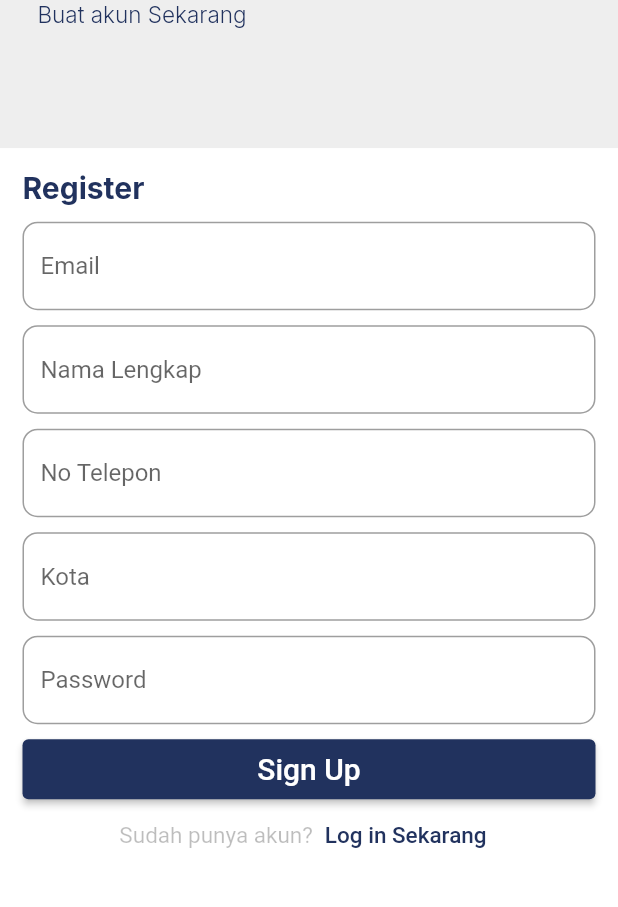
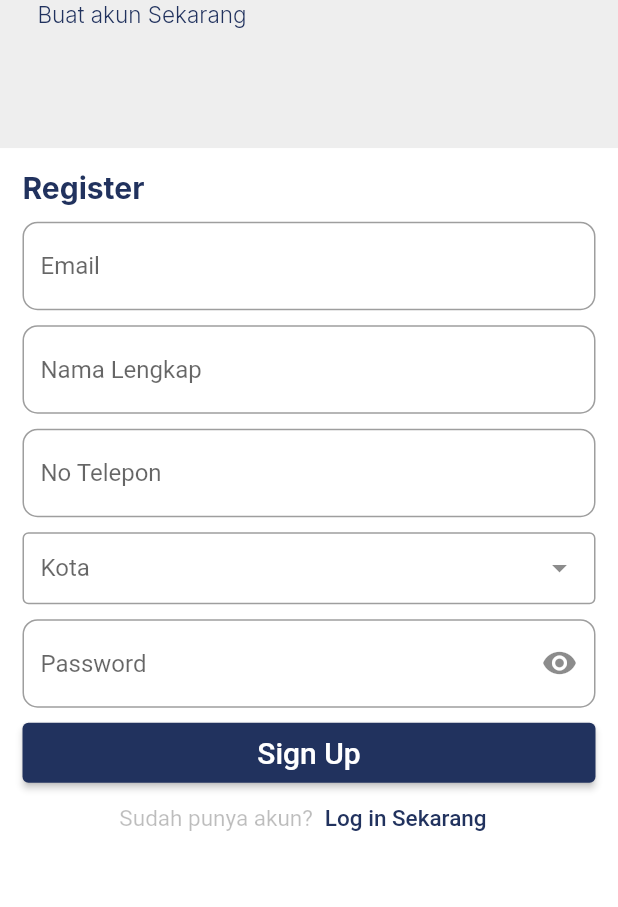
Before and after one commit to frdynm/sewamotor, a Flutter app: the RegisterView screen opened by its route, after a tap on "Log in Sekarang", after a tap on "Daftar Sekarang", on a phone screen of 412 x 824 dp, the part 99-1006 px from its top. Run offline on Flutter 3.47's test engine with Material 2 defaults, Android fonts, the phone set to English and light mode, and no system bars; drawn by our look-alikes of dropdown_search; our stand-ins replace get, google_fonts.

Commit message:
update 16 febuari

```diff
--- a/lib/app/modules/intro/views/intro_view.dart
+++ b/lib/app/modules/intro/views/intro_view.dart
@@ -61,7 +61,7 @@ class IntroView extends GetView<IntroController> {
               InkWell(
                 onTap: () {
                   print("Mulai sekarang di klik");
-                  Get.to(LoginView());
+                  Get.off(LoginView());
                 },
                 child: Container(
                   width: Get.width * 0.5,
--- a/lib/app/modules/login/views/login_view.dart
+++ b/lib/app/modules/login/views/login_view.dart
@@ -7,6 +7,7 @@ import 'package:sewamotor/warna.dart';
 import '../controllers/login_controller.dart';
 
 class LoginView extends GetView<LoginController> {
+  final LoginC = Get.put(LoginController());
   @override
   Widget build(BuildContext context) {
     return Scaffold(
@@ -67,6 +68,7 @@ class LoginView extends GetView<LoginController> {
                   ),
                   SizedBox(height: 10),
                   TextFormField(
+                    controller: LoginC.emailC,
                     decoration: InputDecoration(
                         // focusedborder == ketika di klik nanti mau di apain si outline nya
                         focusedBorder: OutlineInputBorder(
@@ -81,8 +83,13 @@ class LoginView extends GetView<LoginController> {
                   SizedBox(
                     height: 15,
                   ),
-                  TextFormField(
+                  Obx(() => TextFormField(
+                        obscureText: LoginC.isHiden.value,
+                        controller: LoginC.PasswordC,
                         decoration: InputDecoration(
+                            suffixIcon: IconButton(
+                                onPressed: () => LoginC.isHiden.toggle(),
+                                icon: Icon(Icons.remove_red_eye)),
                             // focusedborder == ketika di klik nanti mau di apain si outline nya
                             focusedBorder: OutlineInputBorder(
                                 borderSide: BorderSide(
@@ -92,7 +99,7 @@ class LoginView extends GetView<LoginController> {
                             border: OutlineInputBorder(
                                 borderRadius:
                                     BorderRadius.all(Radius.circular(10)))),
-                  ),
+                      )),
                   SizedBox(
                     height: 10,
                   ),
--- a/lib/app/modules/register/controllers/register_controller.dart
+++ b/lib/app/modules/register/controllers/register_controller.dart
@@ -1,20 +1,11 @@
+import 'package:flutter/material.dart';
 import 'package:get/get.dart';
 
 class RegisterController extends GetxController {
-  //TODO: Implement RegisterController
-
-  final count = 0.obs;
-  @override
-  void onInit() {
-    super.onInit();
-  }
-
-  @override
-  void onReady() {
-    super.onReady();
-  }
-
-  @override
-  void onClose() {}
-  void increment() => count.value++;
+  TextEditingController emailC = TextEditingController();
+  TextEditingController NamaLengkapC = TextEditingController();
+  TextEditingController NoteleponeC = TextEditingController();
+  TextEditingController KotaC = TextEditingController();
+  TextEditingController PasswordC = TextEditingController();
+  RxBool isHiden = true.obs;
 }
--- a/lib/app/modules/register/views/register_view.dart
+++ b/lib/app/modules/register/views/register_view.dart
@@ -1,3 +1,4 @@
+import 'package:dropdown_search/dropdown_search.dart';
 import 'package:flutter/material.dart';
 
 import 'package:get/get.dart';
@@ -8,6 +9,7 @@ import 'package:sewamotor/warna.dart';
 import '../controllers/register_controller.dart';
 
 class RegisterView extends GetView<RegisterController> {
+  final RegisterC = Get.put(RegisterController());
   @override
   Widget build(BuildContext context) {
     return Scaffold(
@@ -68,6 +70,7 @@ class RegisterView extends GetView<RegisterController> {
                   ),
                   SizedBox(height: 10),
                   TextFormField(
+                    controller: RegisterC.emailC,
                     decoration: InputDecoration(
                         // focusedborder == ketika di klik nanti mau di apain si outline nya
                         focusedBorder: OutlineInputBorder(
@@ -83,6 +86,7 @@ class RegisterView extends GetView<RegisterController> {
                     height: 10,
                   ),
                   TextFormField(
+                    controller: RegisterC.NamaLengkapC,
                     decoration: InputDecoration(
                         // focusedborder == ketika di klik nanti mau di apain si outline nya
                         focusedBorder: OutlineInputBorder(
@@ -99,6 +103,8 @@ class RegisterView extends GetView<RegisterController> {
                   ),
 
                   TextFormField(
+                    keyboardType: TextInputType.phone,
+                    controller: RegisterC.NoteleponeC,
                     decoration: InputDecoration(
                         // focusedborder == ketika di klik nanti mau di apain si outline nya
                         focusedBorder: OutlineInputBorder(
@@ -114,23 +120,41 @@ class RegisterView extends GetView<RegisterController> {
                     height: 10,
                   ),
 
-                  TextFormField(
-                    decoration: InputDecoration(
-                        // focusedborder == ketika di klik nanti mau di apain si outline nya
-                        focusedBorder: OutlineInputBorder(
-                            borderSide: BorderSide(
-                                color: Color(warna.mainColor), width: 1.0)),
-                        labelStyle: TextStyle(color: Colors.black),
-                        hintText: "Kota",
-                        border: OutlineInputBorder(
-                            borderRadius:
-                                BorderRadius.all(Radius.circular(10)))),
-                  ),
+                  DropdownSearch<String>(
+                      mode: Mode.MENU,
+                      items: [
+                        "Kota Bandung",
+                        "Kota Cimahi",
+                        "Kabupaten Bandung Barat",
+                        "Kabupaten Bandung Selatan"
+                            "Kabupaten Cimahi"
+                      ],
+                      label: "Kota",
+                      popupItemDisabled: (String s) => s.startsWith('I'),
+                      onChanged: (print) => RegisterC.KotaC),
+                  // TextFormField(
+                  //   controller: RegisterC.KotaC,
+                  //   decoration: InputDecoration(
+                  //       // focusedborder == ketika di klik nanti mau di apain si outline nya
+                  //       focusedBorder: OutlineInputBorder(
+                  //           borderSide: BorderSide(
+                  //               color: Color(warna.mainColor), width: 1.0)),
+                  //       labelStyle: TextStyle(color: Colors.black),
+                  //       hintText: "Kota",
+                  //       border: OutlineInputBorder(
+                  //           borderRadius:
+                  //               BorderRadius.all(Radius.circular(10)))),
+                  // ),
                   SizedBox(
                     height: 10,
                   ),
-                  TextFormField(
+                  Obx(() => TextFormField(
+                        controller: RegisterC.PasswordC,
+                        obscureText: RegisterC.isHiden.value,
                         decoration: InputDecoration(
+                            suffixIcon: IconButton(
+                                onPressed: () => RegisterC.isHiden.toggle(),
+                                icon: Icon(Icons.remove_red_eye)),
                             // focusedborder == ketika di klik nanti mau di apain si outline nya
                             focusedBorder: OutlineInputBorder(
                                 borderSide: BorderSide(
@@ -140,7 +164,7 @@ class RegisterView extends GetView<RegisterController> {
                             border: OutlineInputBorder(
                                 borderRadius:
                                     BorderRadius.all(Radius.circular(10)))),
-                  ),
+                      )),
                   SizedBox(
                     height: 10,
                   ),
--- a/pubspec.yaml
+++ b/pubspec.yaml
@@ -9,6 +9,7 @@ dependencies:
   cupertino_icons: ^1.0.2
   get: 4.6.1
   google_fonts: 2.2.0
+  dropdown_search: 2.0.1
   flutter:
     sdk: flutter
 
```
Also changed, not shown: lib/app/modules/intro/controllers/intro_controller.dart (+2 -18 lines), lib/app/modules/login/controllers/login_controller.dart (+4 -15 lines), pubspec.lock. Lines whose indentation alone changed are shown as unchanged.
